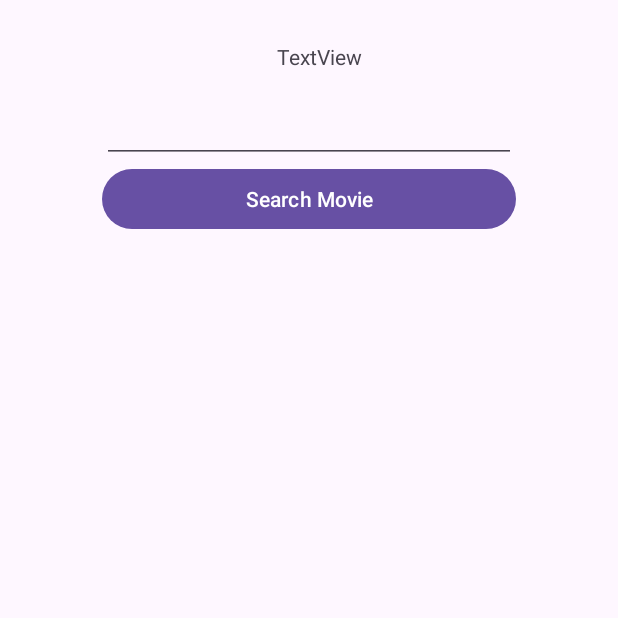
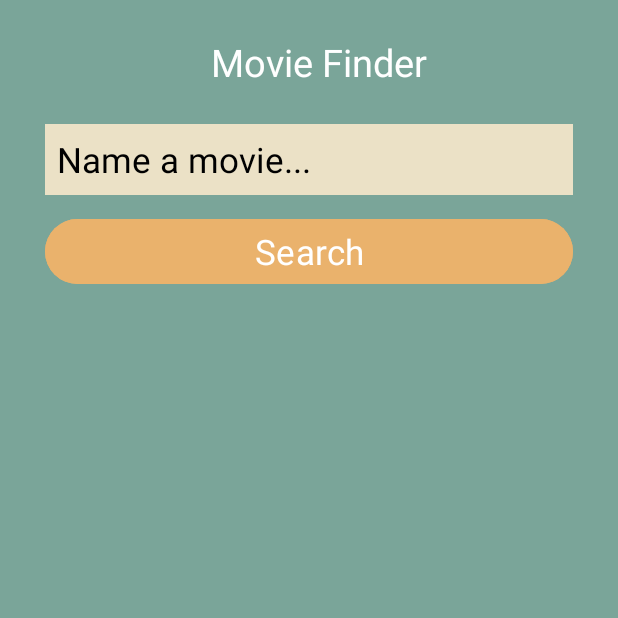
Before and after one commit to esc358/assignmentOne_CondeLudena, an Android app: the screen it shows after launch (MainActivity), on a phone screen of 412 x 824 dp, the top half of it. Run offline under Robolectric (Android 15) with nearby library versions, the phone set to English and light mode, and no system bars.

```diff
--- a/app/src/main/AndroidManifest.xml
+++ b/app/src/main/AndroidManifest.xml
@@ -1,7 +1,8 @@
 <?xml version="1.0" encoding="utf-8"?>
 <manifest xmlns:android="http://schemas.android.com/apk/res/android"
     xmlns:tools="http://schemas.android.com/tools">
-    <uses-permission android:name="android.permission.INTERNET"/>
+
+    <uses-permission android:name="android.permission.INTERNET" />
 
     <application
         android:allowBackup="true"
@@ -14,6 +15,9 @@
         android:theme="@style/Theme.AssignmentOne_CondeLudena"
         tools:targetApi="31">
         <activity
+            android:name=".MovieDetail"
+            android:exported="true" />
+        <activity
             android:name=".MainActivity"
             android:exported="true">
             <intent-filter>
--- a/app/src/main/java/ca/georgiancollege/assignmentone_condeludena/MainActivity.java
+++ b/app/src/main/java/ca/georgiancollege/assignmentone_condeludena/MainActivity.java
@@ -14,39 +14,51 @@ import androidx.lifecycle.ViewModelProvider;
 import androidx.recyclerview.widget.LinearLayoutManager;
 
 import ca.georgiancollege.assignmentone_condeludena.databinding.ActivityMainBinding;
+import ca.georgiancollege.assignmentone_condeludena.databinding.ActivityMovieDetailBinding;
 
 public class MainActivity extends AppCompatActivity {
 
     //declare binding
-    ActivityMainBinding binding;
+    ActivityMainBinding activityMainBinding;
     //declare viewmodel
     SearchViewMovieModel viewSearchMovieModel;
     //declare MovieAdapter
     MovieAdapter adapter;
 
+
     @Override
     protected void onCreate(Bundle savedInstanceState) {
         super.onCreate(savedInstanceState);
         //assign binding and use it on create
-        binding = ActivityMainBinding.inflate(getLayoutInflater());
-        setContentView(binding.getRoot());
+        activityMainBinding = ActivityMainBinding.inflate(getLayoutInflater());
+        setContentView(activityMainBinding.getRoot());
 
-        //instantiate a ViewModelProvide to this class with SearchviewModel.class assign to varible
+        //instantiate a ViewModelProvide to this class with Search viewModel.class assign to variable
         viewSearchMovieModel = new ViewModelProvider(this).get(SearchViewMovieModel.class);
 
         // 1) Setup RecyclerView & Adapter
         adapter = new MovieAdapter();
-        binding.recyclerView.setLayoutManager(new LinearLayoutManager(this));
-        binding.recyclerView.setAdapter(adapter);
+        activityMainBinding.recyclerView.setLayoutManager(new LinearLayoutManager(this));
+        activityMainBinding.recyclerView.setAdapter(adapter);
 
         viewSearchMovieModel.getMoviesData().observe(this, movie -> {
             adapter.addItem(movie);
         });
 
-        binding.searchButton.setOnClickListener(new View.OnClickListener() {
+        viewSearchMovieModel.getErrorMessage().observe(this, err -> {
+            if (err != null) {
+                activityMainBinding.errorText.setText(err);
+                activityMainBinding.errorText.setVisibility(View.VISIBLE);
+            } else {
+                activityMainBinding.errorText.setVisibility(View.GONE);
+            }
+        });
+
+        activityMainBinding.searchButton.setOnClickListener(new View.OnClickListener() {
             @Override
             public void onClick(View v) {
-                String movieName = binding.editMovieText.getText().toString().trim();
+                String movieName = activityMainBinding.editMovieText.getText().toString().trim();
+                adapter.clear();
                 viewSearchMovieModel.MovieSearch(movieName);
             }
         });
--- a/app/src/main/java/ca/georgiancollege/assignmentone_condeludena/SearchMovieModel.java
+++ /dev/null
@@ -1,13 +0,0 @@
-/*
- * Emilio Sebastian Conde Ludena
- * 200478144
- * July 20, 2025
- * 2:36pm
- * */
-package ca.georgiancollege.assignmentone_condeludena;
-
-public class SearchMovieModel {
-    private String [] search;
-    private String totalResults;
-
-}
--- a/app/src/main/res/layout/activity_main.xml
+++ b/app/src/main/res/layout/activity_main.xml
@@ -3,46 +3,38 @@
     xmlns:app="http://schemas.android.com/apk/res-auto"
     xmlns:tools="http://schemas.android.com/tools"
     android:id="@+id/main"
-    android:layout_width="match_parent"
+    android:layout_width="wrap_content"
     android:layout_height="match_parent"
+    android:background="#7aa599"
     tools:context=".MainActivity">
 
     <TextView
         android:id="@+id/textView"
         android:layout_width="wrap_content"
         android:layout_height="wrap_content"
-        android:layout_marginStart="183dp"
-        android:layout_marginTop="28dp"
-        android:layout_marginEnd="170dp"
-        android:layout_marginBottom="1dp"
-        android:text="TextView"
+        android:layout_marginStart="@dimen/_183dp"
+        android:layout_marginTop="24dp"
+        android:layout_marginEnd="@dimen/_170dp"
+        android:fontFamily="@font/roboto"
+        android:text="@string/movie_finder"
+        android:textColor="@color/white"
+        android:textSize="@dimen/_25sp"
         app:layout_constraintBottom_toTopOf="@+id/linearLayout"
         app:layout_constraintEnd_toEndOf="parent"
         app:layout_constraintStart_toStartOf="parent"
         app:layout_constraintTop_toTopOf="parent"
-        app:layout_constraintVertical_bias="0.48000002" />
+        app:layout_constraintVertical_bias="0.51" />
 
-    <androidx.recyclerview.widget.RecyclerView
-        android:id="@+id/recyclerView"
-        android:layout_width="371dp"
-        android:layout_height="308dp"
-        android:layout_marginStart="16dp"
-        android:layout_marginTop="184dp"
-        android:layout_marginEnd="24dp"
-        android:layout_marginBottom="66dp"
-        app:layout_constraintBottom_toBottomOf="parent"
-        app:layout_constraintEnd_toEndOf="parent"
-        app:layout_constraintStart_toStartOf="parent"
-        app:layout_constraintTop_toBottomOf="@+id/linearLayout" />
 
     <LinearLayout
         android:id="@+id/linearLayout"
-        android:layout_width="276dp"
-        android:layout_height="108dp"
-        android:layout_marginStart="68dp"
-        android:layout_marginTop="16dp"
-        android:layout_marginEnd="67dp"
+        android:layout_width="0dp"
+        android:layout_height="wrap_content"
+        android:layout_marginStart="30dp"
+        android:layout_marginTop="24dp"
+        android:layout_marginEnd="30dp"
         android:orientation="vertical"
+        app:layout_constraintBottom_toTopOf="@+id/errorText"
         app:layout_constraintEnd_toEndOf="parent"
         app:layout_constraintHorizontal_bias="0.0"
         app:layout_constraintStart_toStartOf="parent"
@@ -52,16 +44,52 @@
             android:id="@+id/editMovieText"
             android:layout_width="match_parent"
             android:layout_height="wrap_content"
-            android:ems="10"
-            android:inputType="text"
-            android:text=" " />
+            android:background="#ebe1c6"
+            android:fontFamily="@font/roboto"
+            android:hint="@string/name_a_movie"
+            android:inputType="textMultiLine"
+            android:padding="8dp"
+            android:scrollHorizontally="false"
+            android:textColor="@color/black"
+            android:textColorHint="@color/black"
+            android:textSize="@dimen/_23sp" />
 
         <Button
             android:id="@+id/searchButton"
             android:layout_width="match_parent"
             android:layout_height="wrap_content"
-            android:text="Search Movie" />
+            android:layout_marginTop="@dimen/_12dp"
+            android:backgroundTint="#eab26c"
+            android:fontFamily="@font/roboto"
+            android:text="@string/search"
+            android:textSize="23sp" />
 
     </LinearLayout>
 
+    <TextView
+        android:id="@+id/errorText"
+        android:layout_width="355dp"
+        android:layout_height="wrap_content"
+        android:layout_marginStart="181dp"
+        android:layout_marginTop="24dp"
+        android:layout_marginEnd="181dp"
+        android:layout_marginBottom="15dp"
+        android:padding="0dp"
+        android:textColor="@android:color/holo_red_dark"
+        android:textSize="20sp"
+        android:visibility="visible"
+        app:layout_constraintBottom_toTopOf="@+id/recyclerView"
+        app:layout_constraintEnd_toEndOf="parent"
+        app:layout_constraintStart_toStartOf="parent"
+        app:layout_constraintTop_toBottomOf="@+id/linearLayout" />
+
+    <androidx.recyclerview.widget.RecyclerView
+        android:id="@+id/recyclerView"
+        android:layout_width="wrap_content"
+        android:layout_height="0dp"
+        app:layout_constraintBottom_toBottomOf="parent"
+        app:layout_constraintEnd_toEndOf="parent"
+        app:layout_constraintStart_toStartOf="parent"
+        app:layout_constraintTop_toBottomOf="@+id/errorText" />
+
 </androidx.constraintlayout.widget.ConstraintLayout>
--- /dev/null
+++ b/app/src/main/res/values/dimens.xml
@@ -0,0 +1,9 @@
+<?xml version="1.0" encoding="utf-8"?>
+<resources>
+    <dimen name="_25sp">25sp</dimen>
+    <dimen name="_183dp">183dp</dimen>
+    <dimen name="_28dp">28dp</dimen>
+    <dimen name="_170dp">170dp</dimen>
+    <dimen name="_23sp">23sp</dimen>
+    <dimen name="_12dp">12dp</dimen>
+</resources>
--- a/app/src/main/res/values/strings.xml
+++ b/app/src/main/res/values/strings.xml
@@ -1,3 +1,6 @@
 <resources>
     <string name="app_name">assignmentOne_CondeLudena</string>
+    <string name="movie_finder">Movie Finder</string>
+    <string name="name_a_movie">Name a movie...</string>
+    <string name="search">Search</string>
 </resources>
```
Also changed, not shown: app/src/main/java/ca/georgiancollege/assignmentone_condeludena/MovieAdapter.java (+25 -12 lines), app/src/main/java/ca/georgiancollege/assignmentone_condeludena/MovieDetail.java (added, +32 -0 lines), app/src/main/java/ca/georgiancollege/assignmentone_condeludena/SearchViewMovieModel.java (+33 -11 lines), app/src/main/res/layout/activity_movie_detail.xml (added, +71 -0 lines), app/src/main/res/layout/row_data.xml (+56 -21 lines), app/src/main/res/font/roboto.ttf (added).
